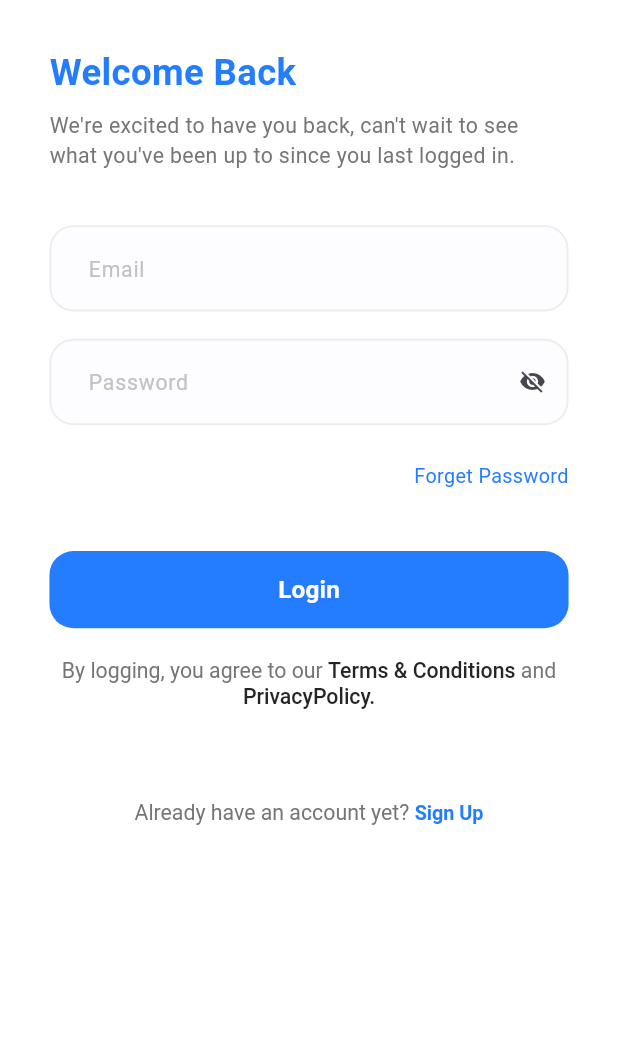
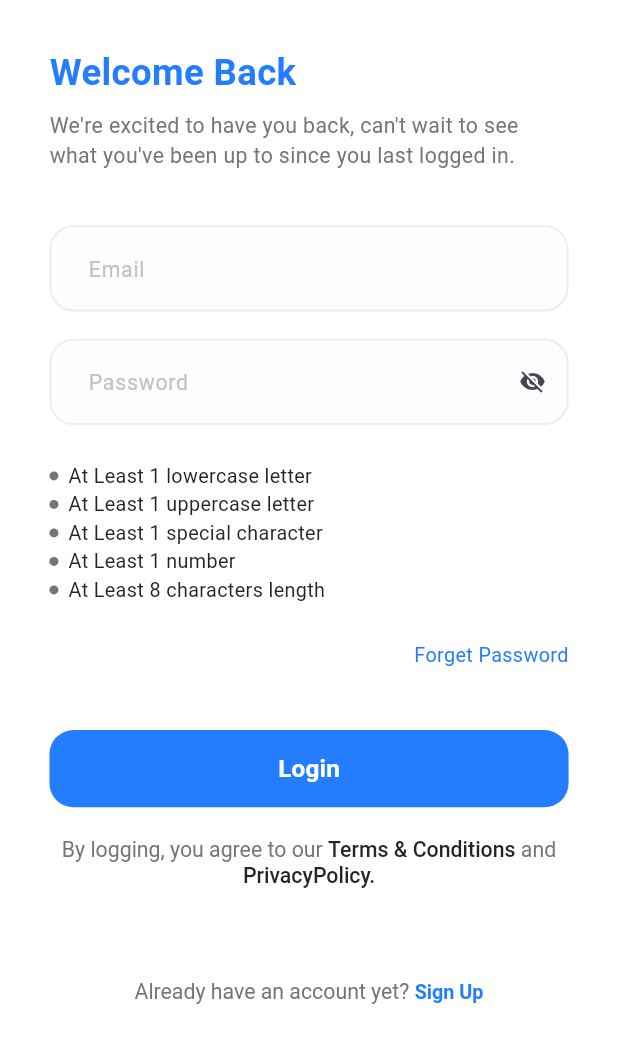
Before and after one commit to MiralDalayka/aloosra_clinic, a Flutter app: the screen it shows after launch, after a tap on "Get Started", on a phone screen of 412 x 824 dp. Shown: the top 1043 px of the screen. Run offline on Flutter 3.47's test engine with Material 3 defaults, Android fonts, the phone set to English and light mode, and no system bars; our stand-ins replace dio, flutter_bloc, flutter_screenutil, flutter_svg, freezed_annotation, get_it and 2 more; generated files the repository leaves out were written again.

Commit message:
complete login feature 1.create password and email validation a. add regex in core->helpers for validation b. create live checking for password validation ; add it to cubit with listener 2.add home route 3.refactor the login screen

```diff
--- a/lib/core/routing/app_route.dart
+++ b/lib/core/routing/app_route.dart
@@ -4,6 +4,7 @@ import 'package:aloosra_clinic/features/login/data/logic/login_cubit.dart';
 import 'package:flutter/material.dart';
 import 'package:aloosra_clinic/core/routing/routes.dart';
 import 'package:flutter_bloc/flutter_bloc.dart';
+import '../../features/home/ui/home_screen.dart';
 import '../../features/login/ui/login_screen.dart';
 import '../../features/on_boarding/on_boarding_screen.dart';
 
@@ -21,6 +22,10 @@ class AppRoute {
               create: (context) => getIt<LoginCubit>(),
               child: const LoginScreen()));
         }
+      case Routes.homeScreen:
+        {
+          return _route(const HomeScreen());
+        }
       default:
         {
           return _route(const Scaffold(
--- a/lib/core/routing/routes.dart
+++ b/lib/core/routing/routes.dart
@@ -3,6 +3,7 @@
 class Routes{
  static const String  onBoardingScreen = '/onBoardingScreen';
  static const String  loginScreen = '/loginScreen';
+ static const String  homeScreen = '/homeScreen';
 
 
 }
--- a/lib/core/theming/style.dart
+++ b/lib/core/theming/style.dart
@@ -62,7 +62,12 @@ class TextStyles{
       color: ColorManager.darkBlue
 
   );
+  static TextStyle font13DarkBlueRegular = TextStyle(
+      fontSize: 13.sp,
+      fontWeight:  FontWeightHelper.regular,
+      color: ColorManager.darkBlue
 
+  );
   static TextStyle font16WhiteMedium = TextStyle(
       fontSize: 16.sp,
       fontWeight:  FontWeightHelper.medium,
--- a/lib/core/widgets/app_text_from_field.dart
+++ b/lib/core/widgets/app_text_from_field.dart
@@ -11,7 +11,11 @@ class AppTextFromField extends StatelessWidget {
   final EdgeInsets? contentPadding;
   final OutlineInputBorder? focusedBorder, enabledBorder;
   final TextStyle? hintStyle;
-  final Color?textFieldBackgroundColor;
+  final Color? textFieldBackgroundColor;
+  final TextEditingController? controller;
+
+  //validation function
+  final Function(String?) validator;
 
   const AppTextFromField(
       {super.key,
@@ -21,17 +25,22 @@ class AppTextFromField extends StatelessWidget {
       this.contentPadding,
       this.focusedBorder,
       this.enabledBorder,
-      this.hintStyle, this.textFieldBackgroundColor});
+      this.hintStyle,
+      this.textFieldBackgroundColor,
+       this.controller,
+        required  this.validator});
 
   @override
   Widget build(BuildContext context) {
     return TextFormField(
+      controller: controller,
       //from the design
       decoration: InputDecoration(
           isDense: true,
           //default padding
           contentPadding: contentPadding ??
               EdgeInsets.symmetric(horizontal: 20.w, vertical: 18.h),
+
           focusedBorder: focusedBorder ??
               const OutlineInputBorder(
                   borderSide:
@@ -42,14 +51,31 @@ class AppTextFromField extends StatelessWidget {
                   borderRadius: BorderRadius.all(Radius.circular(16)),
                   borderSide:
                       BorderSide(color: ColorManager.lighterGrey, width: 1.3)),
+      errorBorder: OutlineInputBorder(
+        borderSide: const BorderSide(
+          color: Colors.red,
+          width: 1.3
+        ),
+        borderRadius: BorderRadius.circular(16)
+      ),
+          focusedErrorBorder: OutlineInputBorder(
+              borderSide: const BorderSide(
+                  color: Colors.red,
+                  width: 1.3
+              ),
+              borderRadius: BorderRadius.circular(16)
+          ),
           hintStyle: hintStyle ?? TextStyles.font14LightGreyRegular,
           hintText: hintText,
           suffixIcon: suffixIcon,
-        filled: true,//to enable the fillColor
-        fillColor:textFieldBackgroundColor?? ColorManager.moreLightGrey
-      ),
+          filled: true,
+          //to enable the fillColor
+          fillColor: textFieldBackgroundColor ?? ColorManager.moreLightGrey),
       obscureText: obscureText ?? false,
       style: TextStyles.font14DarkBlueMedium,
+      validator: (value){
+        return validator(value);
+      },
 
     );
   }
--- a/lib/features/login/data/logic/login_cubit.dart
+++ b/lib/features/login/data/logic/login_cubit.dart
@@ -1,23 +1,30 @@
 import 'package:aloosra_clinic/features/login/data/models/login_request_body.dart';
+import 'package:flutter/cupertino.dart';
 import 'package:flutter_bloc/flutter_bloc.dart';
 import '../repos/login_repo.dart';
 import 'login_state.dart';
-class LoginCubit extends Cubit<LoginState>{
+
+class LoginCubit extends Cubit<LoginState> {
   final LoginRepo _loginRepo;
-  LoginCubit(this._loginRepo):super(const LoginState.initial());
 
-  void emitLoginStates(LoginRequestBody loginRequestBody)async{
+  LoginCubit(this._loginRepo) : super(const LoginState.initial());
+//here i will define the controller for the validation
+  TextEditingController emailController = TextEditingController();
+  TextEditingController passwordController = TextEditingController();
+  //also the form key
+  final formKey = GlobalKey<FormState>();
+
+
+  void emitLoginStates(LoginRequestBody loginRequestBody) async {
     emit(const LoginState.loading());
 
     final response = await _loginRepo.login(loginRequestBody);
 
-    response.when(success: (loginResponse){
+    response.when(success: (loginResponse) {
       emit(LoginState.success(loginResponse));
-    }, failure: (error){
+    }, failure: (error) {
       //get model give string msg
-      emit(LoginState.error(error: error.apiErrorModel.message??''));
+      emit(LoginState.error(error: error.apiErrorModel.message ?? ''));
     });
-
   }
-
 }
--- a/lib/features/login/ui/login_screen.dart
+++ b/lib/features/login/ui/login_screen.dart
@@ -1,23 +1,17 @@
 import 'package:aloosra_clinic/core/helpers/extentions.dart';
+import 'package:aloosra_clinic/core/routing/app_route.dart';
+import 'package:aloosra_clinic/features/login/data/logic/login_cubit.dart';
+import 'package:aloosra_clinic/features/login/data/models/login_request_body.dart';
 import 'package:flutter/material.dart';
+import 'package:flutter_bloc/flutter_bloc.dart';
 import 'package:flutter_screenutil/flutter_screenutil.dart';
 import '../../../core/helpers/spacing.dart';
 import '../../../core/theming/style.dart';
 import '../../../core/widgets/app_text_button.dart';
-import '../../../core/widgets/app_text_from_field.dart';
 import 'widgets/widgets.dart';
 
-class LoginScreen extends StatefulWidget {
+class LoginScreen extends StatelessWidget {
   const LoginScreen({super.key});
-
-  @override
-  State<LoginScreen> createState() => _LoginScreenState();
-}
-
-class _LoginScreenState extends State<LoginScreen> {
-  final formKey = GlobalKey<FormState>();
-  bool isObscureText =
-      true; //should be true as default so the icon get build on the text from widget at the first place
 
   @override
   Widget build(BuildContext context) {
@@ -39,30 +33,9 @@ class _LoginScreenState extends State<LoginScreen> {
                         style: TextStyles.font14GreyRegular,
                       ),
                       verticalSpace(36),
-                Form(
-                  key: formKey,
-                  child: Column(
+                      Column(
                         children: [
-                      const AppTextFromField(
-                        hintText: "Email",
-                      ),
-                      verticalSpace(18),
-                      AppTextFromField(
-                          hintText: "Password",
-                          obscureText: isObscureText,
-                          suffixIcon: GestureDetector(
-                            onTap: () {
-                              setState(() {
-                                isObscureText = !isObscureText;
-                              });
-                            },
-                            child: isObscureText
-                                ? const Icon(Icons.visibility_off)
-                                : const Icon(Icons.visibility),
-                          ))
-                    ],
-                  ),
-                ),
+                          const EmailAndPassword(),
                           verticalSpace(24),
                           Align(
                               // alignment: Alignment.center, //will not work
@@ -78,19 +51,25 @@ class _LoginScreenState extends State<LoginScreen> {
                             verticalPadding: 14,
                             textStyle: TextStyles.font16WhiteSemiBold,
                             onPressed: () {
-                    context.pushNamed(
-                        routeName: ''); //todo change the router name
+                              validateThenLogin(context);
                             },
                           ),
                           verticalSpace(16),
                           const TermsAndConditionsText(),
                           verticalSpace(60),
-                const AlreadyHaveAnAccountText()
+                          const AlreadyHaveAnAccountText(),
+                          const LoginBlocListener(),
                         ],
                       ),
-          ),
-        ),
-      ),
-    );
+                    ])))));
+  }
+
+  void validateThenLogin(BuildContext context) {
+    if (context.read<LoginCubit>().formKey.currentState!.validate()) {
+      context.read<LoginCubit>().emitLoginStates(LoginRequestBody(
+            email: context.read<LoginCubit>().emailController.text,
+            password: context.read<LoginCubit>().passwordController.text,
+          ));
     }
   }
+}
--- /dev/null
+++ b/lib/features/login/ui/widgets/email_and_password.dart
@@ -0,0 +1,111 @@
+import 'package:aloosra_clinic/features/login/data/logic/login_cubit.dart';
+import 'package:aloosra_clinic/features/login/ui/widgets/password_validations.dart';
+import 'package:flutter/material.dart';
+import 'package:flutter_bloc/flutter_bloc.dart';
+
+import '../../../../core/helpers/app_regex.dart';
+import '../../../../core/helpers/spacing.dart';
+import '../../../../core/widgets/app_text_from_field.dart';
+
+class EmailAndPassword extends StatefulWidget {
+  const EmailAndPassword({super.key});
+
+  @override
+  State<EmailAndPassword> createState() => _EmailAndPasswordState();
+}
+
+class _EmailAndPasswordState extends State<EmailAndPassword> {
+  bool isObscureText = true;
+  late TextEditingController passwordController;
+
+//define bool for validation
+  bool hasLowerCase = false;
+  bool hasUpperCase = false;
+  bool hasSpecialCharacter = false;
+  bool hasNumber = false;
+  bool hasMinLength = false;
+
+  @override
+  void initState() {
+    super.initState();
+    //get the controller from the cubit and use it here
+    passwordController = context
+        .read<LoginCubit>()
+        .passwordController;
+    setUpPasswordControllerListener();
+  }
+
+  void setUpPasswordControllerListener() {
+    passwordController.addListener(() {
+      setState(() {
+        hasLowerCase = AppRegex.hasLowerCase(passwordController.text);
+        hasUpperCase = AppRegex.hasUpperCase(passwordController.text);
+        hasSpecialCharacter = AppRegex.hasSpecialCharacter(passwordController.text);
+        hasNumber = AppRegex.hasNumber(passwordController.text);
+        hasMinLength = AppRegex.hasMinLength(passwordController.text);
+
+      });
+    });
+  }
+
+  @override
+  Widget build(BuildContext context) {
+    return Form(
+      key: context
+          .read<LoginCubit>()
+          .formKey,
+      child: Column(
+        children: [
+          AppTextFromField(
+            controller: context
+                .read<LoginCubit>()
+                .emailController,
+            validator: (value) {
+              if (value == null || value.isEmpty ||
+                  !AppRegex.isEmailValid(value)) {
+                return "Please Enter Valid Email";
+              }
+            },
+            hintText: "Email",
+          ),
+          verticalSpace(18),
+          AppTextFromField(
+              controller: context
+                  .read<LoginCubit>()
+                  .passwordController,
+              validator: (value) {
+                if (value == null || value.isEmpty) {
+                  return "Please Enter Valid Password";
+                }
+              },
+              hintText: "Password",
+              obscureText: isObscureText,
+              suffixIcon: GestureDetector(
+                onTap: () {
+                  setState(() {
+                    isObscureText = !isObscureText;
+                  });
+                },
+                child: isObscureText
+                    ? const Icon(Icons.visibility_off)
+                    : const Icon(Icons.visibility),
+              )),
+          verticalSpace(24),
+          PasswordValidations(
+            hasLowerCase: hasLowerCase,
+            hasUpperCase: hasUpperCase,
+            hasSpecialCharacter: hasSpecialCharacter,
+            hasNumber: hasNumber,
+            hasMinLength: hasMinLength,
+          )
+        ],
+      ),
+    );
+  }
+
+  @override
+  void dispose() {
+    passwordController.dispose();
+    super.dispose();
+  }
+}
--- /dev/null
+++ b/lib/features/login/ui/widgets/password_validations.dart
@@ -0,0 +1,57 @@
+import 'package:aloosra_clinic/core/helpers/spacing.dart';
+import 'package:flutter/material.dart';
+
+import '../../../../core/theming/colors.dart';
+import '../../../../core/theming/style.dart';
+
+class PasswordValidations extends StatelessWidget {
+  const PasswordValidations(
+      {super.key,
+      required this.hasLowerCase,
+      required this.hasUpperCase,
+      required this.hasSpecialCharacter,
+      required this.hasNumber,
+      required this.hasMinLength});
+
+//define bool for each condition
+  final bool hasLowerCase;
+  final bool hasUpperCase;
+  final bool hasSpecialCharacter;
+  final bool hasNumber;
+  final bool hasMinLength;
+
+  @override
+  Widget build(BuildContext context) {
+    return Column(
+      children: [
+        buildValidationRow('At Least 1 lowercase letter', hasLowerCase),
+        buildValidationRow('At Least 1 uppercase letter', hasUpperCase),
+        buildValidationRow('At Least 1 special character', hasSpecialCharacter),
+        buildValidationRow('At Least 1 number', hasNumber),
+        buildValidationRow('At Least 8 characters length', hasMinLength),
+      ],
+    );
+  }
+
+  Widget buildValidationRow(String text, bool hasValidated) {
+    return Row(
+      children: [
+        const CircleAvatar(
+          radius: 3,
+          backgroundColor: ColorManager.grey,
+        ),
+        horizontalSpace(6),
+        Text(
+          text,
+          style: TextStyles.font13DarkBlueRegular.copyWith(
+              decoration: hasValidated
+                  ? TextDecoration.lineThrough
+                  : TextDecoration.none,
+              decorationColor: Colors.green,
+              decorationThickness: 2,
+              color: hasValidated ? ColorManager.grey : ColorManager.darkBlue),
+        )
+      ],
+    );
+  }
+}
--- a/lib/features/login/ui/widgets/widgets.dart
+++ b/lib/features/login/ui/widgets/widgets.dart
@@ -1,2 +1,5 @@
 export 'already_have_an_account_text.dart';
 export 'terms_and_conditions_text.dart';
+export 'email_and_password.dart';
+export 'password_validations.dart';
+export 'login_bloc_listener.dart';
```
Also changed, not shown: lib/core/helpers/app_regex.dart (added, +36 -0 lines), lib/features/home/ui/home_screen.dart (added, +10 -0 lines), lib/features/login/ui/widgets/login_bloc_listener.dart (added, +66 -0 lines). Lines whose indentation alone changed are shown as unchanged.
